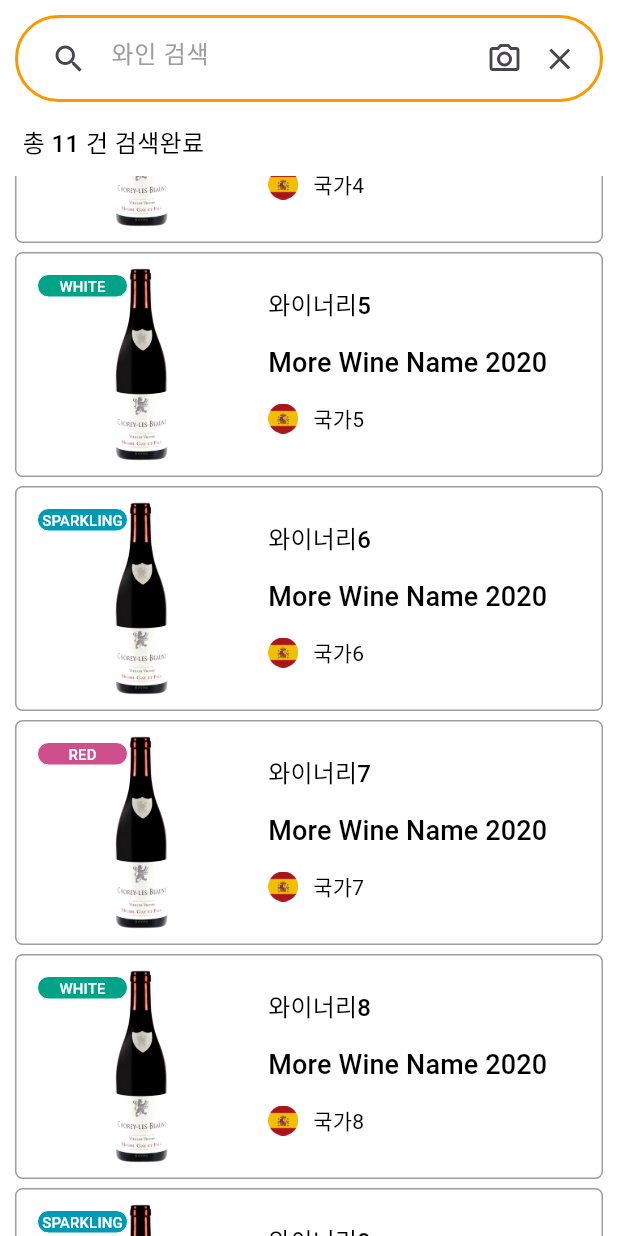
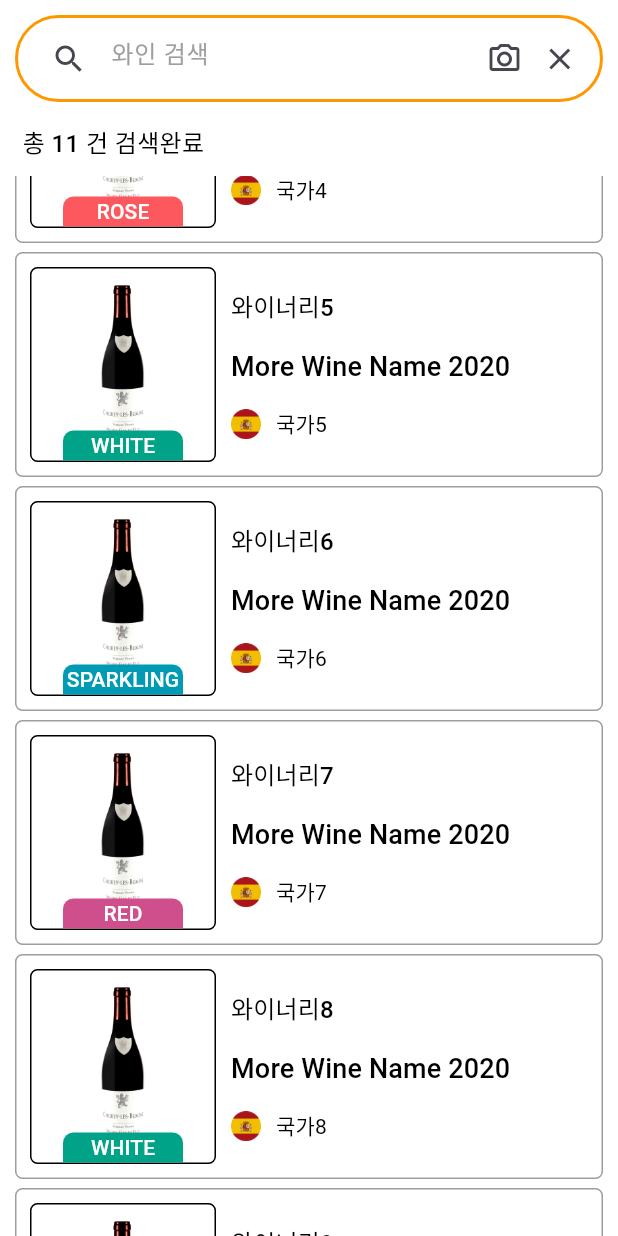
Before and after one commit to thevinopener/vinopener, a Flutter app: the SearchResultScreen screen opened directly with empty values, scrolled down 576 dp, on a phone screen of 412 x 824 dp. Run offline on Flutter 3.47's test engine with Material 3 defaults, Android fonts, the phone set to English and light mode, and no system bars; our stand-ins replace carousel_slider, dio, image_picker; missing offline and left inert: flag; network calls fail.

Commit message:
feat: 검색화면 - SearchResultScreen 와인종류 라벨 디자인 변경적용 (#38)

```diff
--- a/frontend/lib/screens/search/search_result_screen.dart
+++ b/frontend/lib/screens/search/search_result_screen.dart
@@ -47,8 +47,8 @@ class _SearchResultPageState extends State<SearchResultScreen> {
                 fontWeight: FontWeight.w500,
                 fontSize: 16,
               ),
-              softWrap: true,
-              overflow: TextOverflow.ellipsis,
+              softWrap: true, // 감싸주는 애
+              overflow: TextOverflow.ellipsis,  // 글자수 넘치면 ... 으로 바꿔주는애
             ),
           ),
           SizedBox(height: 5),
--- a/frontend/lib/widgets/search/search_wine_list_widget.dart
+++ b/frontend/lib/widgets/search/search_wine_list_widget.dart
@@ -1,11 +1,11 @@
 // flutter
 import 'package:flutter/cupertino.dart';
 import 'package:flutter/material.dart';
-import 'package:frontend/constants/label.dart';
+import 'package:frontend/constants/wineLabel.dart';
 
 // screens
 import 'package:frontend/screens/search/search_detail_screen.dart';
-import 'package:frontend/constants/label.dart';
+import 'package:frontend/constants/wineLabel.dart';
 
 // constants
 import 'package:frontend/constants/fonts.dart';
@@ -56,21 +56,30 @@ Widget SearchWineListWidget(BuildContext context) {
                     children: [
                       // 사진 부분 시작
                       Flexible(
-                        flex: 4,
+                        flex: 3,
                         child: Stack(
                           children: [
                             Container(
                               width: double.maxFinite, // 이미지 컨테이너의 크기 조정 부분
                               height: 200,
+                              padding: EdgeInsets.fromLTRB(10, 10, 10, 10),
                               // color: Colors.white, // 이미지 배경색
-                              // color: Color(0xFFF8F8F8),
+                              // color: Color(0xFFF0F0F0), // 이미지 배경색
+                              decoration: BoxDecoration(
+                                color: Colors.white, // 얘랑 위에 이미지 배경색이랑 겹치면 중복설정이라 에러남
+                                borderRadius: BorderRadius.circular(5), // 모서리 둥글게
+                                border: Border.all(
+                                  color: Colors.black, // 테두리 색상
+                                  width: 1, // 테두리 두께
+                                ),
+                              ),
                               child: Image.asset(
                                 'assets/images/dummy_wine.png',
                                 fit: BoxFit.scaleDown,
                               ),
                             ),
                             Container(
-                              alignment: Alignment.topLeft,
+                              alignment: Alignment.bottomCenter,
                               child: wineLabel(wineList[index][3]),
                             ),
                           ],
@@ -83,7 +92,7 @@ Widget SearchWineListWidget(BuildContext context) {
                         flex: 6,
                         child: Container(
                           margin: EdgeInsets.fromLTRB(10, 0, 0, 0),
-                          padding: EdgeInsets.fromLTRB(0, 0, 0, 5),
+                          // padding: EdgeInsets.fromLTRB(0, 0, 0, 0),
                           width: double.maxFinite,
                           height: double.maxFinite,
                           child: Column(
```
Also changed, not shown: frontend/lib/constants/label.dart (deleted, +0 -48 lines), frontend/lib/constants/wineLabel.dart (added, +48 -0 lines).
